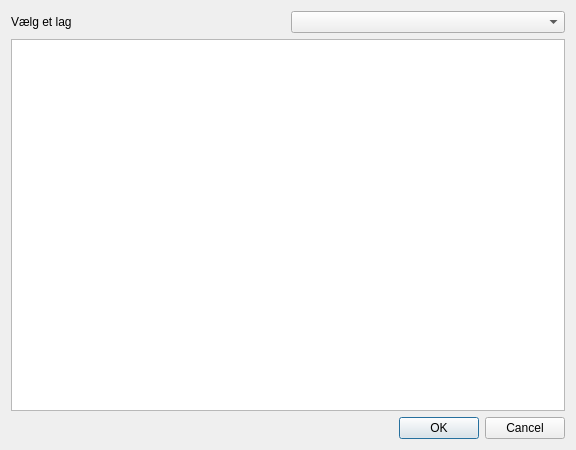
Old version of the form sps_toolbox_dialog_base.ui in the repository Slagelse-GIS/sps_qgis_toolbox.
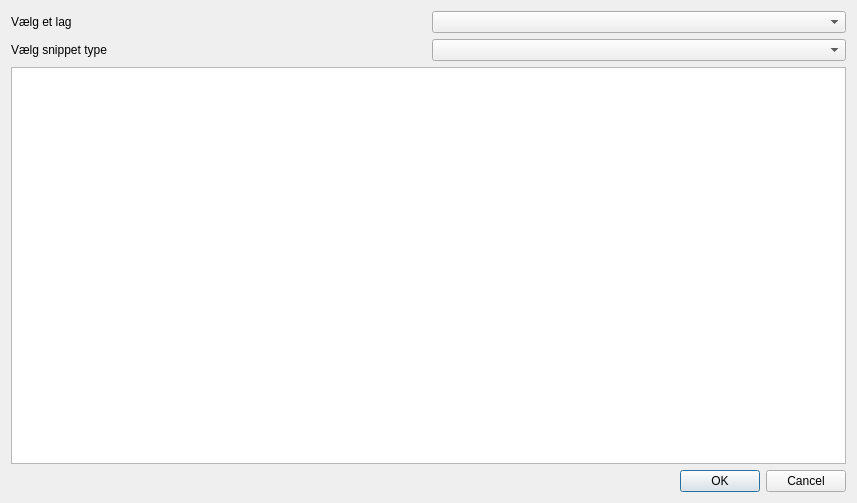
New version of the form. Custom widgets are drawn as their Qt base class.

What changed in the file:
```diff
--- a/sps_toolbox_dialog_base.ui
+++ b/sps_toolbox_dialog_base.ui
@@ -6,28 +6,28 @@
    <rect>
     <x>0</x>
     <y>0</y>
-    <width>576</width>
-    <height>450</height>
+    <width>857</width>
+    <height>503</height>
    </rect>
   </property>
   <property name="windowTitle">
    <string>Spatial Suite toolbox</string>
   </property>
   <layout class="QGridLayout" name="gridLayout">
-   <item row="0" column="0">
+   <item row="1" column="0">
     <widget class="QLabel" name="label">
      <property name="text">
       <string>Vælg et lag</string>
      </property>
     </widget>
    </item>
-   <item row="0" column="1">
-    <widget class="QgsMapLayerComboBox" name="mMapLayerComboBox"/>
-   </item>
-   <item row="1" column="0" colspan="2">
+   <item row="4" column="0" colspan="2">
     <widget class="QTextEdit" name="textEdit"/>
    </item>
-   <item row="2" column="0" colspan="2">
+   <item row="1" column="1">
+    <widget class="QgsMapLayerComboBox" name="mMapLayerComboBox"/>
+   </item>
+   <item row="5" column="0" colspan="2">
     <widget class="QDialogButtonBox" name="button_box">
      <property name="orientation">
       <enum>Qt::Horizontal</enum>
@@ -37,6 +37,16 @@
      </property>
     </widget>
    </item>
+   <item row="3" column="1">
+    <widget class="QComboBox" name="comboBox"/>
+   </item>
+   <item row="3" column="0">
+    <widget class="QLabel" name="label_2">
+     <property name="text">
+      <string>Vælg snippet type</string>
+     </property>
+    </widget>
+   </item>
   </layout>
  </widget>
  <customwidgets>
```
